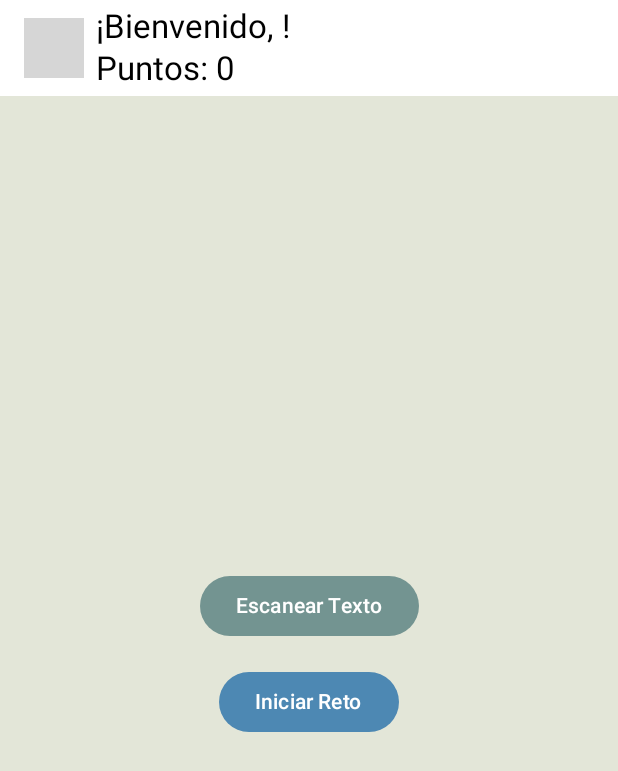
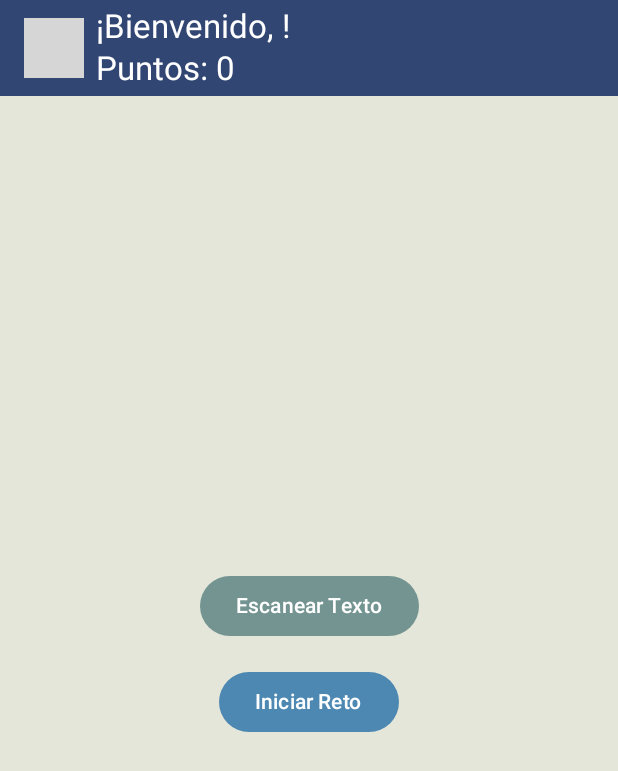
Before and after one commit to PabloPGRCondori/AlphaKid, an Android app built with Jetpack Compose: the MainActivity screen opened directly, with no data from a screen before it, on a phone screen of 412 x 824 dp. Shown: the top 771 px of the screen. Run offline under Robolectric (Android 15) with nearby library versions, the light colour scheme and no system bars; libraries missing offline, so code that uses them is left out: com.amazonaws.auth, com.amazonaws.regions, com.amazonaws.services; 2 statements that could not run were skipped; grey boxes are pictures that could not be loaded.

Commit message:
UPDATE-Actualizacion del diseño de la TopBar

```diff
--- a/app/src/main/java/com/example/alphakid/MainActivity.kt
+++ b/app/src/main/java/com/example/alphakid/MainActivity.kt
@@ -18,6 +18,7 @@ import androidx.compose.runtime.*
 import androidx.compose.ui.Alignment
 import androidx.compose.ui.Modifier
 import androidx.compose.ui.draw.clip
+import androidx.compose.ui.graphics.Color
 import androidx.compose.ui.platform.LocalContext
 import androidx.compose.ui.res.painterResource
 import androidx.compose.ui.unit.dp
@@ -40,6 +41,7 @@ import kotlinx.coroutines.withContext
 import java.io.ByteArrayOutputStream
 import java.nio.ByteBuffer
 import kotlin.random.Random
+import androidx.compose.material3.TopAppBarDefaults
 
 class MainActivity : ComponentActivity() {
 
@@ -113,11 +115,14 @@ class MainActivity : ComponentActivity() {
                                 Spacer(modifier = Modifier.width(8.dp))
                             }
                             Column {
-                                Text(text = "¡Bienvenido, $userName!")
-                                Text(text = "Puntos: $points")
+                                Text(text = "¡Bienvenido, $userName!", color = Color.White)
+                                Text(text = "Puntos: $points", color = Color.White)
                             }
                         }
-                    }
+                    },
+                    colors = TopAppBarDefaults.smallTopAppBarColors(
+                        containerColor = Color(0xFF314673)
+                    )
                 )
             },
             modifier = Modifier.fillMaxSize()
@@ -210,7 +215,7 @@ class MainActivity : ComponentActivity() {
     private fun processImage(bitmap: Bitmap) {
         CoroutineScope(Dispatchers.IO).launch {
             try {
-                val credentials = BasicAWSCredentials("-", "-")
+                val credentials = BasicAWSCredentials("-", "-") // Add your AWS credentials
                 val rekognitionClient = AmazonRekognitionClient(credentials)
                 rekognitionClient.setRegion(Region.getRegion(Regions.US_EAST_1))
 
--- a/app/src/main/res/values/colors.xml
+++ b/app/src/main/res/values/colors.xml
@@ -7,4 +7,5 @@
     <color name="teal_700">#FF018786</color>
     <color name="black">#FF000000</color>
     <color name="white">#FFFFFFFF</color>
+    <color name="navbar_color">#314673</color>
 </resources>
```
